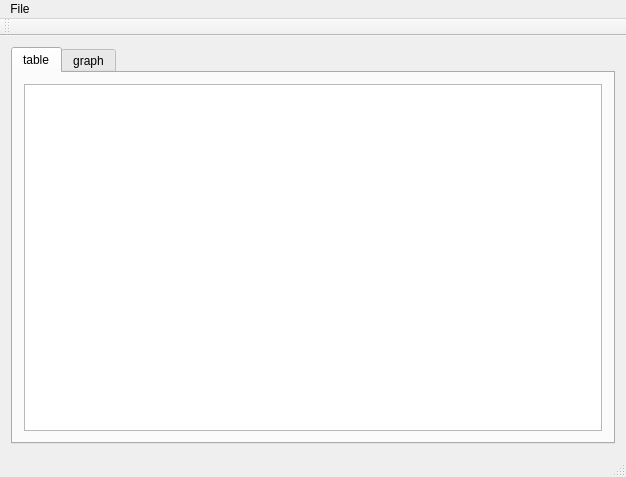
The window that finapp.ui (drKriegersLab/FinApp) describes before a commit, drawn with Qt 5.
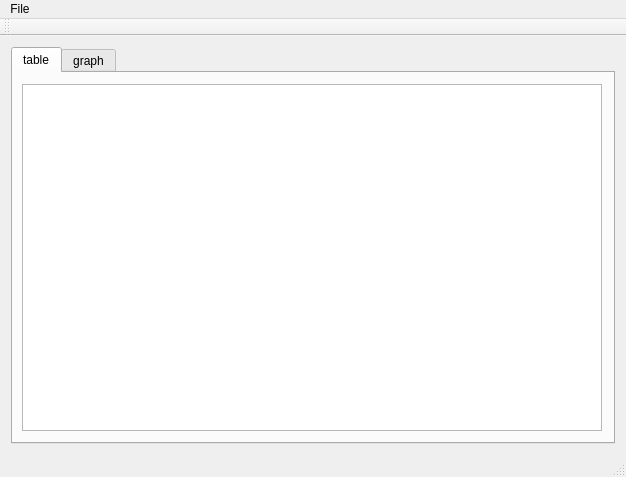
The same window after the commit. The open tabs and pages were chosen to show the change.

What changed in the file:
```diff
--- a/finapp.ui
+++ b/finapp.ui
@@ -14,7 +14,7 @@
    <string>FinApp</string>
   </property>
   <widget class="QWidget" name="centralWidget">
-   <layout class="QVBoxLayout" name="verticalLayout">
+   <layout class="QHBoxLayout" name="horizontalLayout">
     <item>
      <widget class="QTabWidget" name="tabWidget">
       <property name="sizePolicy">
@@ -30,7 +30,10 @@
        <attribute name="title">
         <string>table</string>
        </attribute>
-       <layout class="QVBoxLayout" name="verticalLayout_2">
+       <layout class="QHBoxLayout" name="horizontalLayout_3">
+        <property name="leftMargin">
+         <number>9</number>
+        </property>
         <item>
          <widget class="QTableWidget" name="tableWidget"/>
         </item>
```
Left out of the diff: 3 changed lines with no effect on the pictures.
